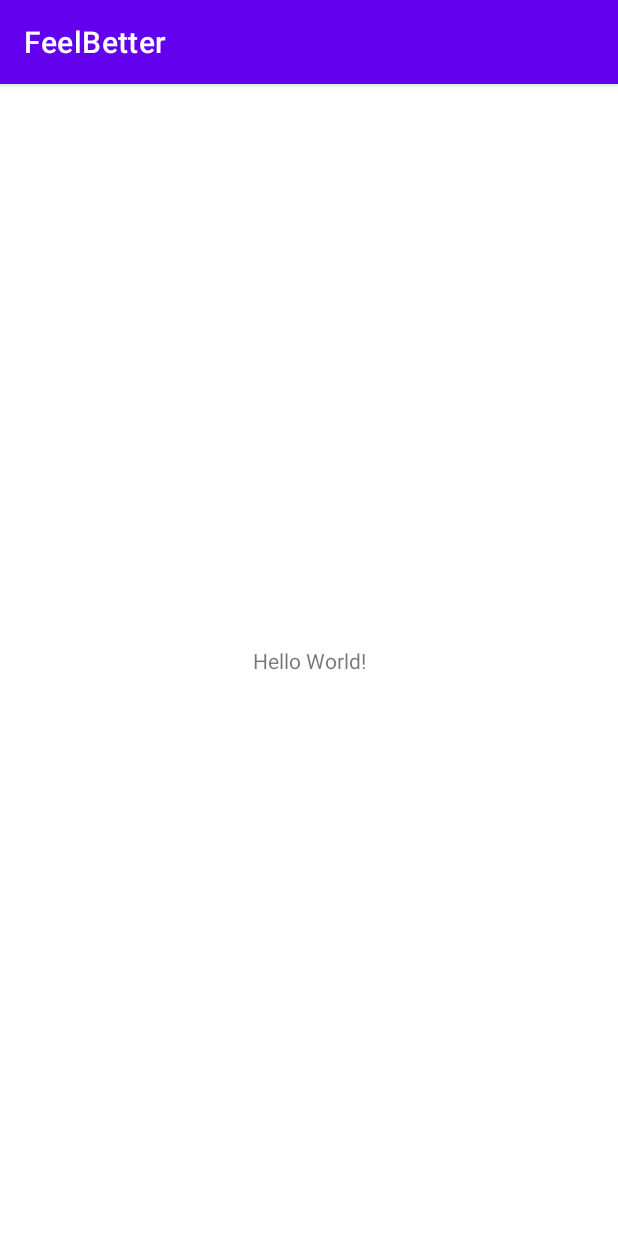
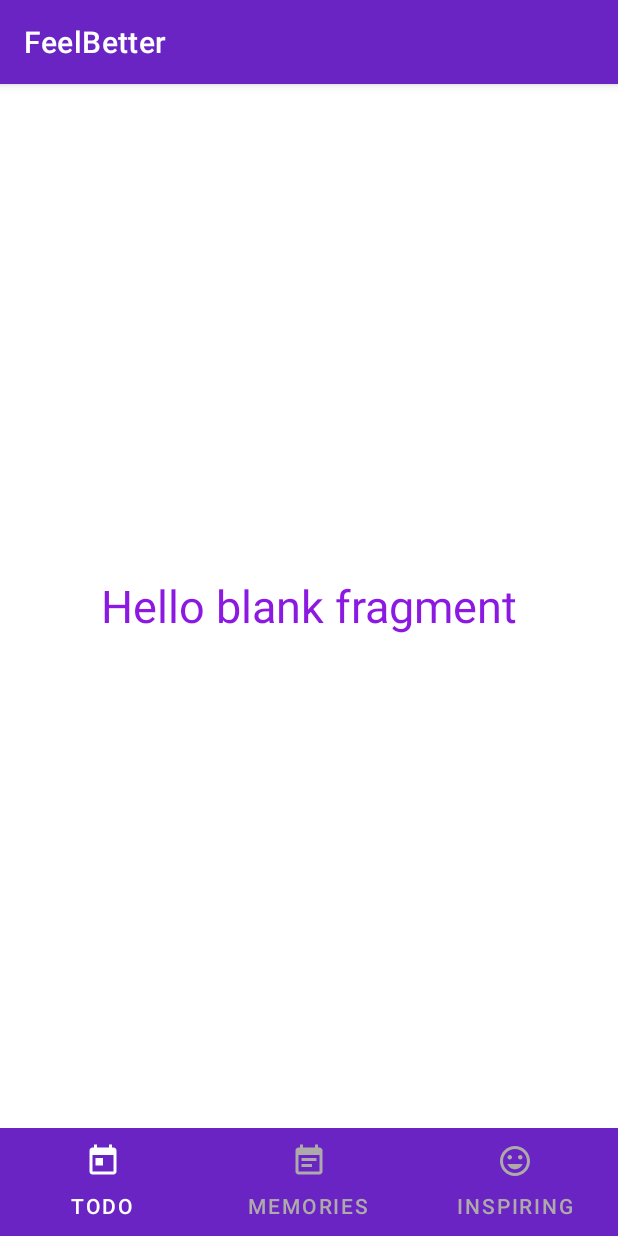
Before and after one commit to mrakhgari/FeelBetter, an Android app: the screen it shows after launch (MainActivity), on a phone screen of 412 x 824 dp. Run offline under Robolectric (Android 15) with nearby library versions, the phone set to English and light mode, and no system bars.

Commit message:
Add Tabbar in bottom of main page

```diff
--- a/app/build.gradle
+++ b/app/build.gradle
@@ -37,7 +37,9 @@ dependencies {
     implementation 'androidx.appcompat:appcompat:1.3.1'
     implementation 'com.google.android.material:material:1.4.0'
     implementation 'androidx.constraintlayout:constraintlayout:2.1.1'
+    implementation 'androidx.legacy:legacy-support-v4:1.0.0'
     testImplementation 'junit:junit:4.+'
     androidTestImplementation 'androidx.test.ext:junit:1.1.3'
     androidTestImplementation 'androidx.test.espresso:espresso-core:3.4.0'
+    apply plugin: 'kotlin-android-extensions'
 }
--- a/app/src/main/java/com/example/feelbetter/MainActivity.kt
+++ b/app/src/main/java/com/example/feelbetter/MainActivity.kt
@@ -2,10 +2,35 @@ package com.example.feelbetter
 
 import androidx.appcompat.app.AppCompatActivity
 import android.os.Bundle
+import androidx.viewpager2.widget.ViewPager2
+import com.google.android.material.tabs.TabLayout
+import kotlinx.android.synthetic.main.activity_main.*
 
 class MainActivity : AppCompatActivity() {
     override fun onCreate(savedInstanceState: Bundle?) {
         super.onCreate(savedInstanceState)
         setContentView(R.layout.activity_main)
+        setupTabBar()
+    }
+
+    private fun setupTabBar() {
+        val adaptor = TabPageAdaptor(this, tabLayout.tabCount)
+        view_pager.adapter = adaptor
+
+        view_pager.registerOnPageChangeCallback(object: ViewPager2.OnPageChangeCallback(){
+            override fun onPageSelected(position: Int) {
+                tabLayout.selectTab(tabLayout.getTabAt(position))
+            }
+        })
+
+        tabLayout.addOnTabSelectedListener(object : TabLayout.OnTabSelectedListener {
+            override fun onTabSelected(tab: TabLayout.Tab) {
+            view_pager.currentItem = tab.position
+            }
+
+            override fun onTabUnselected(tab: TabLayout.Tab?) {}
+
+            override fun onTabReselected(tab: TabLayout.Tab?) {}
+        })
     }
 }
--- /dev/null
+++ b/app/src/main/java/com/example/feelbetter/TabPageAdaptor.kt
@@ -0,0 +1,21 @@
+package com.example.feelbetter
+
+import androidx.fragment.app.Fragment
+import androidx.fragment.app.FragmentActivity
+import androidx.viewpager2.adapter.FragmentStateAdapter
+
+class TabPageAdaptor (activity: FragmentActivity, private  val tabCount: Int) : FragmentStateAdapter(activity)
+{
+    override fun getItemCount(): Int = tabCount
+
+    override fun createFragment(position: Int): Fragment {
+        return  when (position)
+        {
+            0 -> TodoFragment()
+            1 -> MemoriesFragment()
+            2 -> InspiringFragment()
+            else -> TodoFragment()
+        }
+    }
+
+}
--- /dev/null
+++ b/app/src/main/java/com/example/feelbetter/TodoFragment.kt
@@ -0,0 +1,18 @@
+package com.example.feelbetter
+
+import android.os.Bundle
+import androidx.fragment.app.Fragment
+import android.view.LayoutInflater
+import android.view.View
+import android.view.ViewGroup
+
+class TodoFragment : Fragment() {
+
+    override fun onCreateView(
+        inflater: LayoutInflater, container: ViewGroup?,
+        savedInstanceState: Bundle?
+    ): View? {
+        // Inflate the layout for this fragment
+        return inflater.inflate(R.layout.fragment_todo, container, false)
+    }
+}
--- /dev/null
+++ b/app/src/main/res/color/tab_content_color_selector.xml
@@ -0,0 +1,5 @@
+<?xml version="1.0" encoding="utf-8"?>
+<selector xmlns:android="http://schemas.android.com/apk/res/android">
+    <item android:color="@color/white" android:state_selected="true" />
+    <item android:color="@color/gray" />
+</selector>
--- /dev/null
+++ b/app/src/main/res/drawable/ic_baseline_event_note_24.xml
@@ -0,0 +1,5 @@
+<vector android:autoMirrored="true" android:height="24dp"
+    android:tint="#FFFFFF" android:viewportHeight="24"
+    android:viewportWidth="24" android:width="24dp" xmlns:android="http://schemas.android.com/apk/res/android">
+    <path android:fillColor="@android:color/white" android:pathData="M17,10L7,10v2h10v-2zM19,3h-1L18,1h-2v2L8,3L8,1L6,1v2L5,3c-1.11,0 -1.99,0.9 -1.99,2L3,19c0,1.1 0.89,2 2,2h14c1.1,0 2,-0.9 2,-2L21,5c0,-1.1 -0.9,-2 -2,-2zM19,19L5,19L5,8h14v11zM14,14L7,14v2h7v-2z"/>
+</vector>
--- /dev/null
+++ b/app/src/main/res/drawable/ic_baseline_insert_emoticon_24.xml
@@ -0,0 +1,5 @@
+<vector android:autoMirrored="true" android:height="24dp"
+    android:tint="#FFFFFF" android:viewportHeight="24"
+    android:viewportWidth="24" android:width="24dp" xmlns:android="http://schemas.android.com/apk/res/android">
+    <path android:fillColor="@android:color/white" android:pathData="M11.99,2C6.47,2 2,6.48 2,12s4.47,10 9.99,10C17.52,22 22,17.52 22,12S17.52,2 11.99,2zM12,20c-4.42,0 -8,-3.58 -8,-8s3.58,-8 8,-8 8,3.58 8,8 -3.58,8 -8,8zM15.5,11c0.83,0 1.5,-0.67 1.5,-1.5S16.33,8 15.5,8 14,8.67 14,9.5s0.67,1.5 1.5,1.5zM8.5,11c0.83,0 1.5,-0.67 1.5,-1.5S9.33,8 8.5,8 7,8.67 7,9.5 7.67,11 8.5,11zM12,17.5c2.33,0 4.31,-1.46 5.11,-3.5L6.89,14c0.8,2.04 2.78,3.5 5.11,3.5z"/>
+</vector>
--- /dev/null
+++ b/app/src/main/res/drawable/ic_baseline_today_24.xml
@@ -0,0 +1,5 @@
+<vector android:autoMirrored="true" android:height="24dp"
+    android:tint="#FFFFFF" android:viewportHeight="24"
+    android:viewportWidth="24" android:width="24dp" xmlns:android="http://schemas.android.com/apk/res/android">
+    <path android:fillColor="@android:color/white" android:pathData="M19,3h-1L18,1h-2v2L8,3L8,1L6,1v2L5,3c-1.11,0 -1.99,0.9 -1.99,2L3,19c0,1.1 0.89,2 2,2h14c1.1,0 2,-0.9 2,-2L21,5c0,-1.1 -0.9,-2 -2,-2zM19,19L5,19L5,8h14v11zM7,10h5v5L7,15z"/>
+</vector>
--- a/app/src/main/res/layout/activity_main.xml
+++ b/app/src/main/res/layout/activity_main.xml
@@ -1,18 +1,50 @@
 <?xml version="1.0" encoding="utf-8"?>
-<androidx.constraintlayout.widget.ConstraintLayout xmlns:android="http://schemas.android.com/apk/res/android"
+<RelativeLayout xmlns:android="http://schemas.android.com/apk/res/android"
     xmlns:app="http://schemas.android.com/apk/res-auto"
     xmlns:tools="http://schemas.android.com/tools"
     android:layout_width="match_parent"
     android:layout_height="match_parent"
     tools:context=".MainActivity">
 
-    <TextView
-        android:layout_width="wrap_content"
+    <androidx.viewpager2.widget.ViewPager2
+        android:id="@+id/view_pager"
+        android:layout_width="match_parent"
+        android:layout_height="match_parent"
+        android:layout_above="@+id/tabLayout" />
+
+    <com.google.android.material.tabs.TabLayout
+        android:id="@+id/tabLayout"
+        android:layout_width="match_parent"
         android:layout_height="wrap_content"
-        android:text="Hello World!"
-        app:layout_constraintBottom_toBottomOf="parent"
-        app:layout_constraintLeft_toLeftOf="parent"
-        app:layout_constraintRight_toRightOf="parent"
-        app:layout_constraintTop_toTopOf="parent" />
+        android:layout_alignParentBottom="true"
+        app:tabIndicator="@null"
+        android:background="@color/dark_purple"
+        app:tabGravity="fill"
+        app:tabMaxWidth="0dp"
+        app:tabIconTint="@color/tab_content_color_selector"
+        app:tabSelectedTextColor="@color/white"
+        app:tabTextColor="@color/gray"
+        app:tabMode="fixed">
 
-</androidx.constraintlayout.widget.ConstraintLayout>
+        <com.google.android.material.tabs.TabItem
+            android:layout_width="wrap_content"
+            android:layout_height="wrap_content"
+            android:icon="@drawable/ic_baseline_today_24"
+            android:text="@string/todo" />
+        <com.google.android.material.tabs.TabItem
+            android:layout_width="wrap_content"
+            android:layout_height="wrap_content"
+            android:icon="@drawable/ic_baseline_event_note_24"
+            android:text="@string/memories" />
+
+        <com.google.android.material.tabs.TabItem
+            android:layout_width="wrap_content"
+            android:layout_height="wrap_content"
+            android:icon="@drawable/ic_baseline_insert_emoticon_24"
+            android:text="@string/inspiring" />
+
+
+    </com.google.android.material.tabs.TabLayout>
+
+
+</RelativeLayout>
--- /dev/null
+++ b/app/src/main/res/layout/fragment_todo.xml
@@ -0,0 +1,21 @@
+<?xml version="1.0" encoding="utf-8"?>
+<FrameLayout xmlns:android="http://schemas.android.com/apk/res/android"
+    xmlns:tools="http://schemas.android.com/tools"
+    android:layout_width="match_parent"
+    android:layout_height="match_parent"
+    tools:context=".TodoFragment"
+    >
+
+    <!-- TODO: Update blank fragment layout -->
+    <TextView
+        android:layout_width="match_parent"
+        android:layout_height="match_parent"
+        android:text="@string/hello_blank_fragment"
+        android:textSize="30sp"
+        android:textAlignment="center"
+        android:gravity="center"
+        android:textColor="@color/light_purple"
+        />
+
+
+</FrameLayout>
--- a/app/src/main/res/values/colors.xml
+++ b/app/src/main/res/values/colors.xml
@@ -7,4 +7,7 @@
     <color name="teal_700">#FF018786</color>
     <color name="black">#FF000000</color>
     <color name="white">#FFFFFFFF</color>
+    <color name="dark_purple">#6924C3</color>
+    <color name="light_purple">#8B19E1</color>
+    <color name="gray">#AFAAAA</color>
 </resources>
--- a/app/src/main/res/values/strings.xml
+++ b/app/src/main/res/values/strings.xml
@@ -1,3 +1,8 @@
 <resources>
     <string name="app_name">FeelBetter</string>
+    <!-- TODO: Remove or change this placeholder text -->
+    <string name="hello_blank_fragment">Hello blank fragment</string>
+    <string name="todo">todo</string>
+    <string name="memories">Memories</string>
+    <string name="inspiring">Inspiring</string>
 </resources>
--- a/app/src/main/res/values/themes.xml
+++ b/app/src/main/res/values/themes.xml
@@ -2,7 +2,7 @@
     <!-- Base application theme. -->
     <style name="Theme.FeelBetter" parent="Theme.MaterialComponents.DayNight.DarkActionBar">
         <!-- Primary brand color. -->
-        <item name="colorPrimary">@color/purple_500</item>
+        <item name="colorPrimary">@color/dark_purple</item>
         <item name="colorPrimaryVariant">@color/purple_700</item>
         <item name="colorOnPrimary">@color/white</item>
         <!-- Secondary brand color. -->
```
Also changed, not shown: app/src/main/java/com/example/feelbetter/InspiringFragment.kt (added, +18 -0 lines), app/src/main/java/com/example/feelbetter/MemoriesFragment.kt (added, +18 -0 lines), app/src/main/res/layout/fragment_inspiring.xml (added, +19 -0 lines), app/src/main/res/layout/fragment_memories.xml (added, +19 -0 lines).
